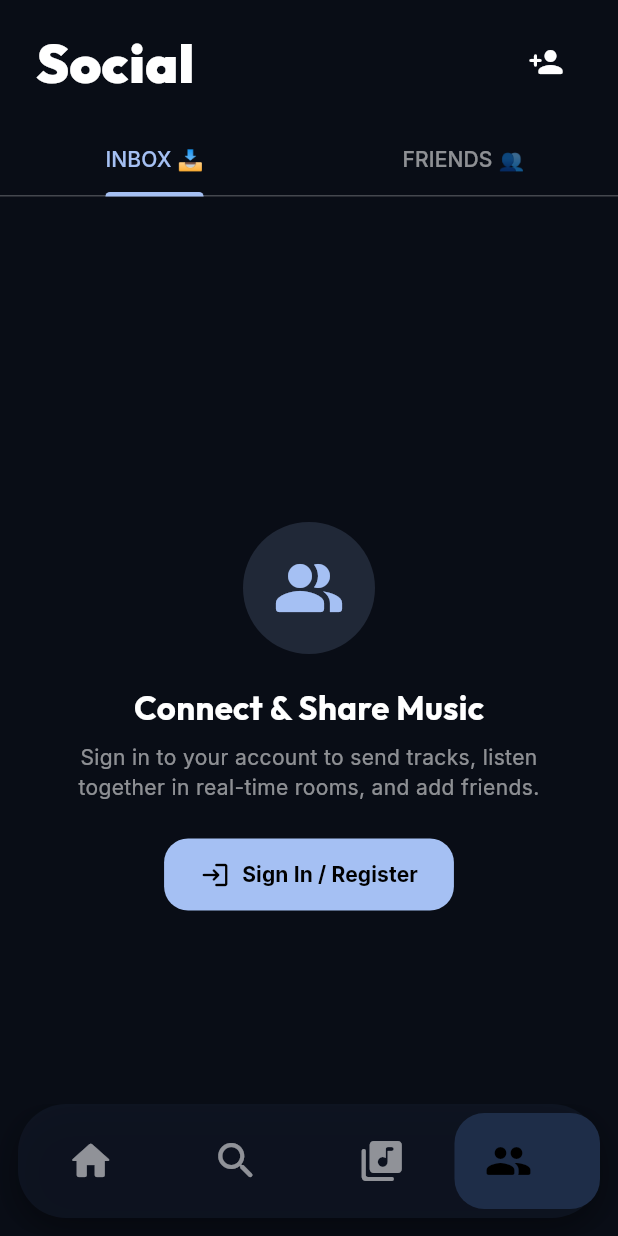
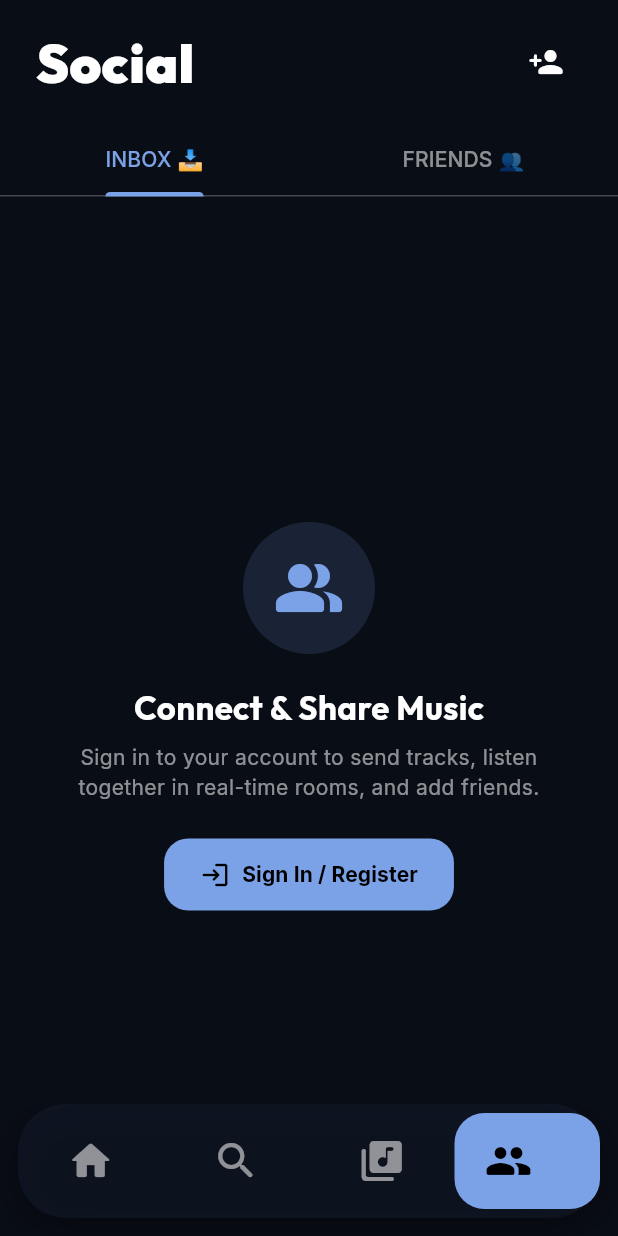
Before and after one commit to Allrounder687/it-feels-android, a Flutter app: the screen it shows after launch, item 4 of the bottom bar chosen, on a phone screen of 412 x 824 dp. Run offline on Flutter 3.47's test engine with Material 3 defaults, Android fonts, the phone set to English and light mode, and no system bars; drawn by our look-alikes of dynamic_color; our stand-ins replace audio_service, cached_network_image, cloud_firestore, confetti, device_info_plus, file_picker and 26 more; missing offline and left inert: audio_session, background_downloader, bonsoir, home_widget, pointycastle, purchases_flutter and 6 more; accounts and stored records are empty; generated files the repository leaves out were written again; network calls fail.

Commit message:
style: eradicate hardcoded dark theme colors from search bar, filter pills, social tabbar, and navigation pills

```diff
--- a/lib/core/router/main_navigation_wrapper.dart
+++ b/lib/core/router/main_navigation_wrapper.dart
@@ -391,7 +391,7 @@
                 vertical: isVertical ? 16 : 16,
               ),
               decoration: BoxDecoration(
-                color: isSelected ? context.themePillColor : Colors.transparent,
+                color: isSelected ? context.themeNavPillColor : Colors.transparent,
                 borderRadius: BorderRadius.circular(20),
               ),
               child: isVertical
@@ -402,14 +402,14 @@
                             ? Consumer(
                                 builder: (context, ref, _) {
                                   final count = ref.watch(unreadCountProvider).value ?? 0;
-                                  final iconWidget = Icon(icon, color: isSelected ? context.themeInvertedTextColor : context.themeMutedTextColor, size: 32);
+                                  final iconWidget = Icon(icon, color: isSelected ? context.themeNavPillTextColor : context.themeMutedTextColor, size: 32);
                                   if (count > 0) return Badge(label: Text(count.toString()), backgroundColor: Colors.redAccent, child: iconWidget);
                                   return iconWidget;
                                 },
                               )
                             : Icon(
                                 icon,
-                                color: isSelected ? context.themeInvertedTextColor : context.themeMutedTextColor,
+                                color: isSelected ? context.themeNavPillTextColor : context.themeMutedTextColor,
                                 size: 32,
                               ),
                         if (isSelected) ...[
@@ -419,7 +419,7 @@
                             maxLines: 1,
                             overflow: TextOverflow.ellipsis,
                             style: GoogleFonts.inter(
-                              color: context.themeInvertedTextColor,
+                              color: context.themeNavPillTextColor,
                               fontWeight: FontWeight.w700,
                               fontSize: 11,
                             ),
@@ -434,14 +434,14 @@
                             ? Consumer(
                                 builder: (context, ref, _) {
                                   final count = ref.watch(unreadCountProvider).value ?? 0;
-                                  final iconWidget = Icon(icon, color: isSelected ? context.themeInvertedTextColor : context.themeMutedTextColor, size: 32);
+                                  final iconWidget = Icon(icon, color: isSelected ? context.themeNavPillTextColor : context.themeMutedTextColor, size: 32);
                                   if (count > 0) return Badge(label: Text(count.toString()), backgroundColor: Colors.redAccent, child: iconWidget);
                                   return iconWidget;
                                 },
                               )
                             : Icon(
                                 icon,
-                                color: isSelected ? context.themeInvertedTextColor : context.themeMutedTextColor,
+                                color: isSelected ? context.themeNavPillTextColor : context.themeMutedTextColor,
                                 size: 32,
                               ),
                         if (isSelected) ...[
@@ -452,7 +452,7 @@
                               maxLines: 1,
                               overflow: TextOverflow.ellipsis,
                               style: GoogleFonts.inter(
-                                color: context.themeInvertedTextColor,
+                                color: context.themeNavPillTextColor,
                                 fontWeight: FontWeight.w700,
                                 fontSize: 13,
                               ),
--- a/lib/core/theme/theme_ext.dart
+++ b/lib/core/theme/theme_ext.dart
@@ -18,4 +18,6 @@
   Color get themePillColor => appProviderContainer.read(audioPlayerProvider).themePillColor;
   Color get themeUnselectedPillColor => appProviderContainer.read(audioPlayerProvider).themeUnselectedPillColor;
   Color get themeUnselectedPillTextColor => appProviderContainer.read(audioPlayerProvider).themeUnselectedPillTextColor;
+  Color get themeNavPillColor => appProviderContainer.read(audioPlayerProvider).themeNavPillColor;
+  Color get themeNavPillTextColor => appProviderContainer.read(audioPlayerProvider).themeNavPillTextColor;
 }
--- a/lib/features/player/audio_player_provider.dart
+++ b/lib/features/player/audio_player_provider.dart
@@ -229,6 +229,26 @@
         return const Color(0xFF334155);
       default:
         return Colors.white70;
+    }
+  }
+
+  Color get themeNavPillColor {
+    switch (appThemeMode) {
+      case AppThemeMode.light:
+        return const Color(0xFF2563EB);
+      case AppThemeMode.burgundy:
+        return AppColors.burgundyPrimary;
+      default:
+        return AppColors.midnightPrimary;
+    }
+  }
+
+  Color get themeNavPillTextColor {
+    switch (appThemeMode) {
+      case AppThemeMode.light:
+        return Colors.white;
+      default:
+        return Colors.black;
     }
   }
 
--- a/lib/features/search/search_screen.dart
+++ b/lib/features/search/search_screen.dart
@@ -73,12 +73,12 @@
                       // Search Input Pill
                       Container(
                         decoration: BoxDecoration(
-                          color: AppColors.midnightPill,
+                          color: context.themeUnselectedPillColor,
                           borderRadius: BorderRadius.circular(28),
                         ),
                         child: TextField(
                           controller: _searchController,
-                          style: GoogleFonts.inter(color: context.themeTextColor),
+                          style: GoogleFonts.inter(color: context.themeUnselectedPillTextColor),
                           decoration: InputDecoration(
                             hintText: "Search songs, artists, albums, playlists...",
                             hintStyle: GoogleFonts.inter(color: context.themeMutedTextColor),
@@ -121,13 +121,13 @@
                           margin: const EdgeInsets.only(right: 8),
                           padding: const EdgeInsets.symmetric(horizontal: 18, vertical: 8),
                           decoration: BoxDecoration(
-                            color: isSelected ? context.themeAccentColor : AppColors.midnightPill,
+                            color: isSelected ? context.themeAccentColor : context.themeUnselectedPillColor,
                             borderRadius: BorderRadius.circular(19),
                           ),
                           child: Text(
                             categories[index],
                             style: GoogleFonts.inter(
-                              color: isSelected ? context.themeInvertedTextColor : context.themeTextColor,
+                              color: isSelected ? context.themeInvertedTextColor : context.themeUnselectedPillTextColor,
                               fontSize: 12,
                               fontWeight: FontWeight.w700,
                             ),
--- a/lib/features/social/social_screen.dart
+++ b/lib/features/social/social_screen.dart
@@ -168,8 +168,8 @@
             ),
             TabBar(
               controller: _tabController,
-              indicatorColor: AppColors.midnightAccent,
-              labelColor: AppColors.midnightAccent,
+              indicatorColor: context.themeAccentColor,
+              labelColor: context.themeAccentColor,
               unselectedLabelColor: context.themeMutedTextColor,
               tabs: const [
                 Tab(text: "INBOX 📥"),
@@ -191,10 +191,10 @@
                             Container(
                               padding: const EdgeInsets.all(20),
                               decoration: BoxDecoration(
-                                color: AppColors.midnightAccent.withValues(alpha: 0.15),
+                                color: context.themeAccentColor.withValues(alpha: 0.15),
                                 shape: BoxShape.circle,
                               ),
-                              child: const Icon(Icons.people_alt_rounded, size: 48, color: AppColors.midnightAccent),
+                              child: Icon(Icons.people_alt_rounded, size: 48, color: context.themeAccentColor),
                             ),
                             const SizedBox(height: 20),
                             Text(
@@ -221,8 +221,8 @@
                               icon: const Icon(Icons.login_rounded, size: 20),
                               label: const Text("Sign In / Register", style: TextStyle(fontWeight: FontWeight.bold)),
                               style: ElevatedButton.styleFrom(
-                                backgroundColor: AppColors.midnightAccent,
-                                foregroundColor: Colors.black,
+                                backgroundColor: context.themeAccentColor,
+                                foregroundColor: context.themeInvertedTextColor,
                                 elevation: 0,
                                 padding: const EdgeInsets.symmetric(horizontal: 24, vertical: 14),
                                 shape: RoundedRectangleBorder(borderRadius: BorderRadius.circular(16)),
```
